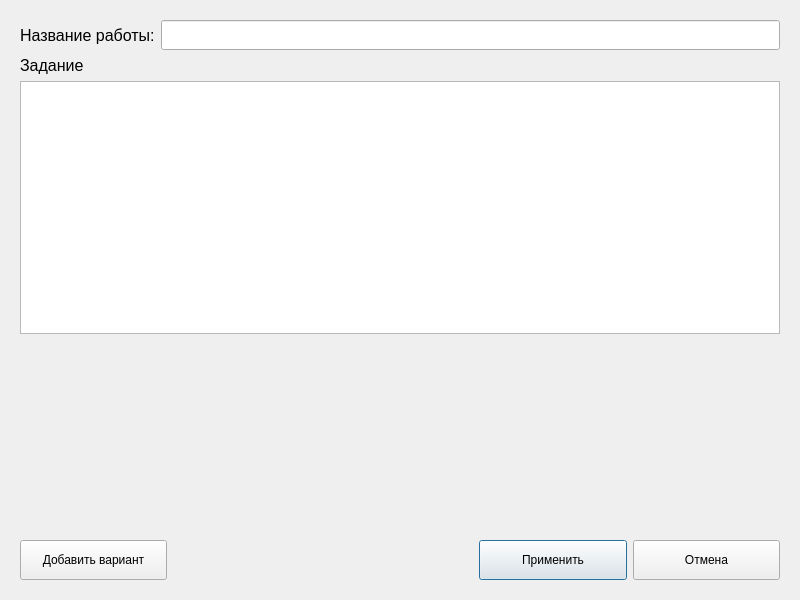
This is testwindow.ui in geroineee/ARM_QT as Qt 5 draws it before an edit. The edited form follows.
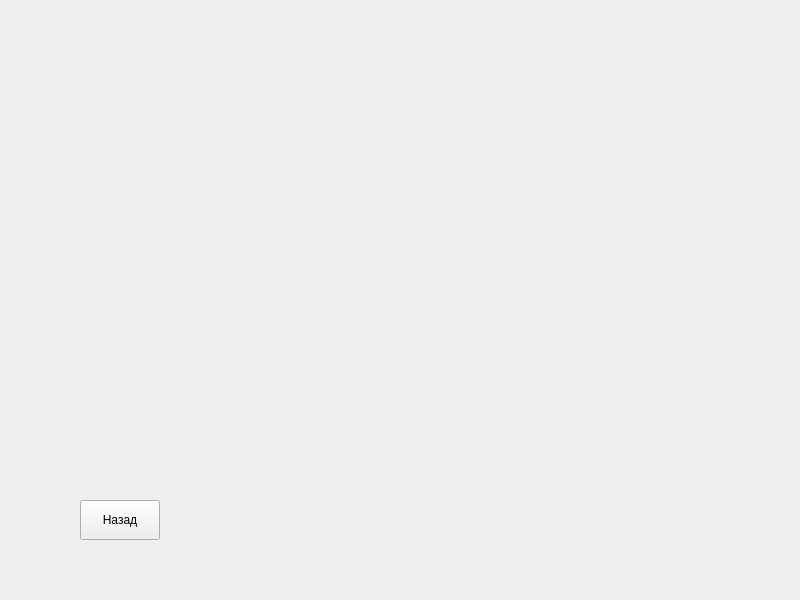
This is the edited form. The open tabs and pages were chosen to show the change.

```diff
--- a/testwindow.ui
+++ b/testwindow.ui
@@ -33,6 +33,13 @@
     <number>20</number>
    </property>
    <item row="0" column="0">
+    <widget class="QStackedWidget" name="stackedWidget">
+     <property name="currentIndex">
+      <number>0</number>
+     </property>
+     <widget class="QWidget" name="page_task">
+      <layout class="QGridLayout" name="gridLayout_3">
+       <item row="0" column="0">
     <layout class="QGridLayout" name="gridLayout">
      <property name="leftMargin">
       <number>0</number>
@@ -58,19 +65,6 @@
        </property>
       </widget>
      </item>
-     <item row="4" column="2">
-      <widget class="QPushButton" name="button_apply">
-       <property name="minimumSize">
-        <size>
-         <width>0</width>
-         <height>40</height>
-        </size>
-       </property>
-       <property name="text">
-        <string>Применить</string>
-       </property>
-      </widget>
-     </item>
      <item row="0" column="0" colspan="4">
       <layout class="QHBoxLayout" name="horizontalLayout">
        <item>
@@ -150,7 +144,7 @@
        </property>
       </spacer>
      </item>
-     <item row="4" column="0">
+         <item row="4" column="2">
       <widget class="QPushButton" name="button_add_variant">
        <property name="minimumSize">
         <size>
@@ -164,6 +158,31 @@
       </widget>
      </item>
     </layout>
+       </item>
+      </layout>
+     </widget>
+     <widget class="QWidget" name="page_variant">
+      <widget class="QPushButton" name="button_back_to_edie_test">
+       <property name="geometry">
+        <rect>
+         <x>60</x>
+         <y>480</y>
+         <width>80</width>
+         <height>40</height>
+        </rect>
+       </property>
+       <property name="minimumSize">
+        <size>
+         <width>0</width>
+         <height>40</height>
+        </size>
+       </property>
+       <property name="text">
+        <string>Назад</string>
+       </property>
+      </widget>
+     </widget>
+    </widget>
    </item>
   </layout>
  </widget>
```
Lines whose indentation alone changed are shown as unchanged.
